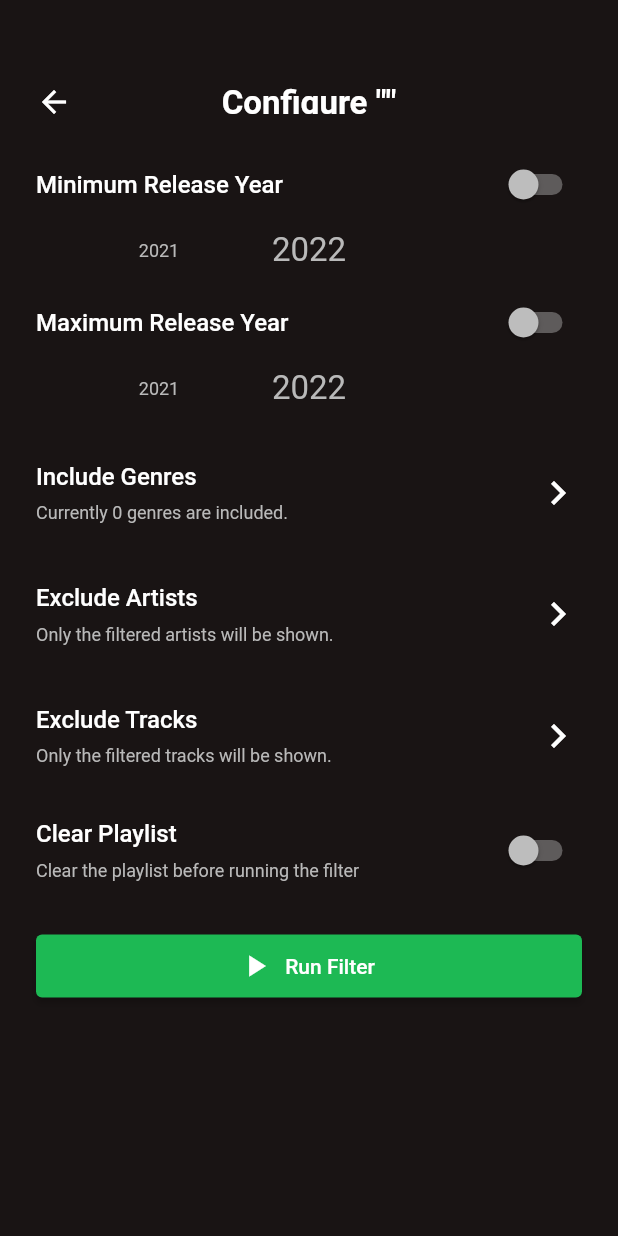
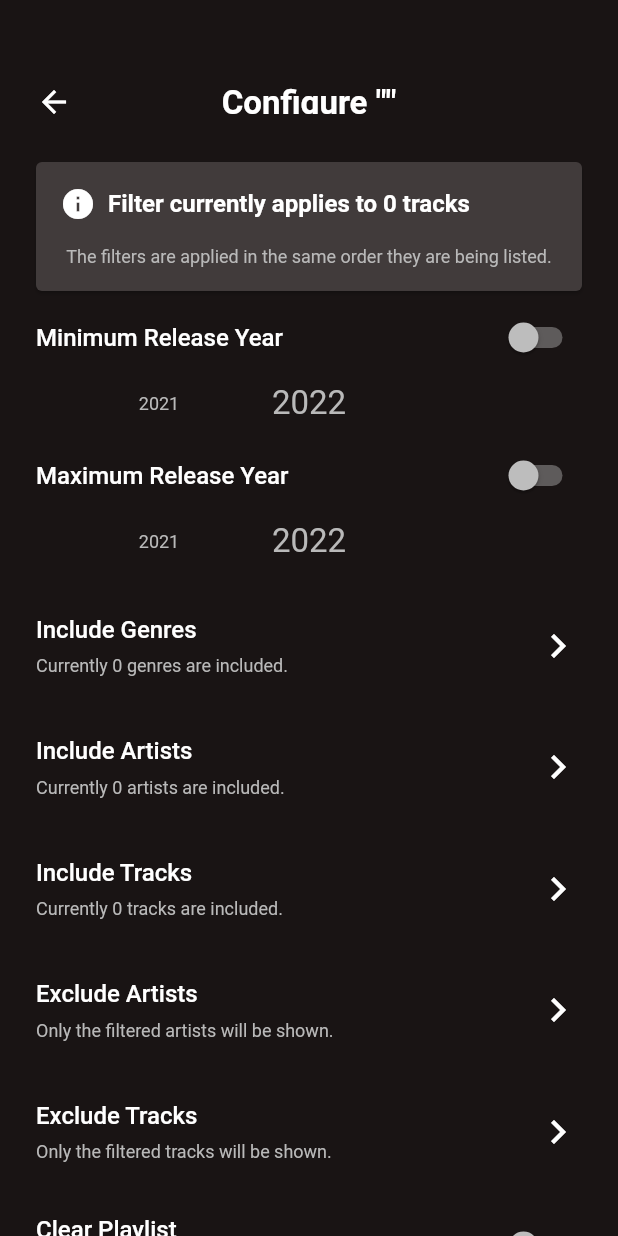
Before and after one commit to Timbogen/Genreator, a Flutter app: the ConfigureFilterPage screen opened directly with empty values, on a phone screen of 412 x 824 dp. Run offline on Flutter 3.47's test engine with Material 2 defaults, Android fonts, the light colour scheme and no system bars; drawn by our look-alikes of numberpicker; our stand-ins replace dio, shared_preferences; missing offline and left inert: global_configuration, oauth2_client; accounts and stored records are empty; generated files the repository leaves out were written again; network calls fail.

Commit message:
feat(filter): Add include options for artists and tracks

```diff
--- a/lib/l10n/app_en.arb
+++ b/lib/l10n/app_en.arb
@@ -44,17 +44,31 @@
     }
   },
   "release": "Release Year",
-  "genres": "Include Genres",
-  "genresDescription": "Currently {amount} genres are included.",
-  "@genresDescription": {
+  "includedGenres": "Include Genres",
+  "includedGenresDescription": "Currently {amount} genres are included.",
+  "@includedGenresDescription": {
     "placeholders": {
       "amount": {}
     }
   },
-  "artists": "Exclude Artists",
-  "artistsDescription": "Only the filtered artists will be shown.",
-  "tracks": "Exclude Tracks",
-  "tracksDescription": "Only the filtered tracks will be shown.",
+  "includedArtists": "Include Artists",
+  "includedArtistsDescription": "Currently {amount} artists are included.",
+  "@includedArtistsDescription": {
+    "placeholders": {
+      "amount": {}
+    }
+  },
+  "includedTracks": "Include Tracks",
+  "includedTracksDescription": "Currently {amount} tracks are included.",
+  "@includedTracksDescription": {
+    "placeholders": {
+      "amount": {}
+    }
+  },
+  "excludedArtists": "Exclude Artists",
+  "excludedArtistsDescription": "Only the filtered artists will be shown.",
+  "excludedTracks": "Exclude Tracks",
+  "excludedTracksDescription": "Only the filtered tracks will be shown.",
   "minReleaseYear": "Minimum Release Year",
   "maxReleaseYear": "Maximum Release Year",
   "clearPlaylist": "Clear Playlist",
@@ -67,6 +81,13 @@
       "playlist": {}
     }
   },
+  "filterInfo": "Filter currently applies to {amount} tracks",
+  "@filterInfo": {
+    "placeholders": {
+      "amount": {}
+    }
+  },
+  "filterInfoDescription": "The filters are applied in the same order they are being listed.",
   "search": "Search",
   "onlyShowTriggered": "Only show active elements",
   "triggerVisible": "Trigger all visible items",
--- a/lib/pages/configure_filter_page.dart
+++ b/lib/pages/configure_filter_page.dart
@@ -86,6 +86,36 @@ class _ConfigureFilterPageState extends State<ConfigureFilterPage> with SingleTi
         children: [
           const SizedBox(height: paddingSmall),
 
+          /// Overview
+          Padding(
+            padding: sidePadding,
+            child: Card(
+                margin: EdgeInsets.zero,
+                color: GenColors.grey,
+                child: Padding(
+                  padding: const EdgeInsets.all(paddingSmall),
+                  child: Column(
+                    children: [
+                      Row(
+                        children: [
+                          const Icon(Icons.info),
+                          const SizedBox(width: 8),
+                          Text(
+                            translation().filterInfo(_getFilteredTracks().length),
+                            style: Theme.of(context).textTheme.headline3,
+                          ),
+                        ],
+                      ),
+                      const SizedBox(height: 16),
+                      Text(
+                        translation().filterInfoDescription,
+                      ),
+                    ],
+                  ),
+                )),
+          ),
+          const SizedBox(height: paddingSmall),
+
           /// Minimum release year
           Padding(
             padding: sidePadding,
@@ -158,13 +188,15 @@ class _ConfigureFilterPageState extends State<ConfigureFilterPage> with SingleTi
 
           /// Include genres
           InkWell(
-            onTap: () => Navigator.of(context).push(MaterialPageRoute(
+            onTap: () => Navigator.of(context)
+                .push(MaterialPageRoute(
                   builder: (builder) => FilterListPage(
-                title: translation().genres,
+                    title: translation().includedGenres,
                     items: widget.playlistInfo.genres.toList(),
                     includedItems: widget.filter.includedGenres,
                   ),
-            )),
+                ))
+                .then((_) => setState(() {})),
             child: Padding(
               padding: defaultPadding,
               child: Row(
@@ -172,8 +204,70 @@ class _ConfigureFilterPageState extends State<ConfigureFilterPage> with SingleTi
                 children: [
                   /// The title and description
                   TitleDescriptionWidget(
-                    title: translation().genres,
-                    description: translation().genresDescription(widget.filter.includedGenres.length),
+                    title: translation().includedGenres,
+                    description: translation().includedGenresDescription(widget.filter.includedGenres.length),
+                  ),
+                  const Spacer(),
+
+                  /// The arrow
+                  const Icon(Icons.navigate_next, size: 32)
+                ],
+              ),
+            ),
+          ),
+          const SizedBox(height: 8.0),
+
+          /// Include artists
+          InkWell(
+            onTap: () => Navigator.of(context)
+                .push(MaterialPageRoute(
+                  builder: (builder) => FilterListPage(
+                    title: translation().includedArtists,
+                    items: widget.playlistInfo.artists.toList(),
+                    includedItems: widget.filter.includedArtists,
+                  ),
+                ))
+                .then((_) => setState(() {})),
+            child: Padding(
+              padding: defaultPadding,
+              child: Row(
+                mainAxisAlignment: MainAxisAlignment.spaceBetween,
+                children: [
+                  /// The title and description
+                  TitleDescriptionWidget(
+                    title: translation().includedArtists,
+                    description: translation().includedArtistsDescription(widget.filter.includedArtists.length),
+                  ),
+                  const Spacer(),
+
+                  /// The arrow
+                  const Icon(Icons.navigate_next, size: 32)
+                ],
+              ),
+            ),
+          ),
+          const SizedBox(height: 8.0),
+
+          /// Include tracks
+          InkWell(
+            onTap: () => Navigator.of(context)
+                .push(MaterialPageRoute(
+                  builder: (builder) => FilterListPage(
+                    title: translation().includedTracks,
+                    items: widget.playlistInfo.tracks.map((track) => track.displayName).toList(),
+                    includedItems: widget.filter.includedTracks,
+                  ),
+                ))
+                .then((_) => setState(() {})),
+            child: Padding(
+              padding: defaultPadding,
+              child: Row(
+                mainAxisAlignment: MainAxisAlignment.spaceBetween,
+                children: [
+                  /// The title and description
+                  TitleDescriptionWidget(
+                    title: translation().includedTracks,
+                    description: translation().includedTracksDescription(widget.filter.includedTracks.length),
                   ),
                   const Spacer(),
 
@@ -187,13 +281,15 @@ class _ConfigureFilterPageState extends State<ConfigureFilterPage> with SingleTi
 
           /// Exclude artists
           InkWell(
-            onTap: () => Navigator.of(context).push(MaterialPageRoute(
+            onTap: () => Navigator.of(context)
+                .push(MaterialPageRoute(
                   builder: (builder) => FilterListPage(
-                title: translation().artists,
+                    title: translation().excludedArtists,
                     items: _getFilteredArtists(),
                     includedItems: widget.filter.excludedArtists,
                   ),
-            )),
+                ))
+                .then((_) => setState(() {})),
             child: Padding(
               padding: defaultPadding,
               child: Row(
@@ -201,8 +297,8 @@ class _ConfigureFilterPageState extends State<ConfigureFilterPage> with SingleTi
                 children: [
                   /// The title and description
                   TitleDescriptionWidget(
-                    title: translation().artists,
-                    description: translation().artistsDescription,
+                    title: translation().excludedArtists,
+                    description: translation().excludedArtistsDescription,
                   ),
                   const Spacer(),
 
@@ -216,13 +312,15 @@ class _ConfigureFilterPageState extends State<ConfigureFilterPage> with SingleTi
 
           /// Exclude tracks
           InkWell(
-            onTap: () => Navigator.of(context).push(MaterialPageRoute(
+            onTap: () => Navigator.of(context)
+                .push(MaterialPageRoute(
                   builder: (builder) => FilterListPage(
-                title: translation().tracks,
+                    title: translation().excludedTracks,
                     items: _getFilteredTracks(),
                     includedItems: widget.filter.excludedTracks,
                   ),
-            )),
+                ))
+                .then((_) => setState(() {})),
             child: Padding(
               padding: defaultPadding,
               child: Row(
@@ -230,8 +328,8 @@ class _ConfigureFilterPageState extends State<ConfigureFilterPage> with SingleTi
                 children: [
                   /// The title and description
                   TitleDescriptionWidget(
-                    title: translation().tracks,
-                    description: translation().tracksDescription,
+                    title: translation().excludedTracks,
+                    description: translation().excludedTracksDescription,
                   ),
                   const Spacer(),
 
```
Also changed, not shown: lib/l10n/app_de.arb (+28 -7 lines), lib/models/general/filter_model.dart (+14 -2 lines). Lines whose indentation alone changed are shown as unchanged.
